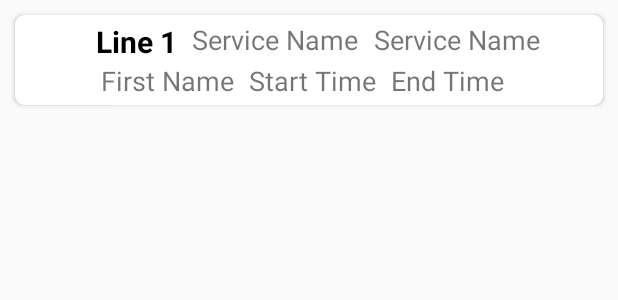
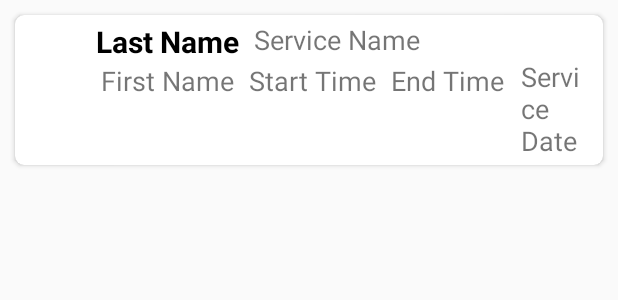
Before and after one commit to Nikitich2033/NAL_Android_, an Android app: the layout appointment_item.xml on its own in the app's theme, with its tools: preview values and no code run, on a phone screen of 412 x 824 dp. Shown: the top 300 px of the screen. Run offline under Robolectric (Android 15) with nearby library versions, the phone set to English and light mode, and no system bars.

Commit message:
Get Future Appointments

```diff
--- a/app/src/main/java/showUserAppointments/AppointmentsListAdapter.java
+++ b/app/src/main/java/showUserAppointments/AppointmentsListAdapter.java
@@ -60,7 +60,7 @@ public class AppointmentsListAdapter extends RecyclerView.Adapter<AppointmentsLi
     public void onBindViewHolder(@NonNull AppointmentsViewHolder holder, int position) {
         AppointmentObject currentAppointment = AppointmentsList.get(position);
 
-        holder.SalonLogo.setImageResource(currentAppointment.getSalonLogo());
+        holder.SalonLogo.setImageResource(R.drawable.ic_subject);
         holder.FirstName.setText(currentAppointment.getUserFirst());
         holder.LastName.setText(currentAppointment.getUserLast());
         holder.ServiceName.setText(currentAppointment.getServiceName());
--- a/app/src/main/res/layout/appointment_item.xml
+++ b/app/src/main/res/layout/appointment_item.xml
@@ -24,7 +24,7 @@
             android:id="@+id/AppointmentLastName"
             android:layout_width="wrap_content"
             android:layout_height="wrap_content"
-            android:text="Line 1"
+            android:text="@string/last_name"
             android:textColor="@android:color/black"
             android:textSize="20sp"
             android:textStyle="bold"
@@ -42,7 +42,7 @@
             android:layout_marginStart="3dp"
 
             android:layout_toEndOf="@id/SalonImage"
-            android:text="First Name"
+            android:text="@string/first_name"
             android:textSize="18sp">
 
         </TextView>
@@ -53,7 +53,7 @@
             android:layout_height="wrap_content"
             android:layout_marginStart="10dp"
             android:layout_toEndOf="@id/AppointmentLastName"
-            android:text="Service Name"
+            android:text="@string/service_name"
             android:textSize="18sp">
 
         </TextView>
@@ -62,9 +62,10 @@
             android:id="@+id/AppointmentDate"
             android:layout_width="wrap_content"
             android:layout_height="wrap_content"
-            android:layout_marginStart="10dp"
-            android:layout_toEndOf="@id/AppointmentServiceName"
-            android:text="Service Name"
+            android:layout_marginStart="11dp"
+            android:layout_below="@id/AppointmentServiceName"
+            android:layout_toEndOf="@id/AppointmentEndTime"
+            android:text="@string/service_date"
             android:textSize="18sp">
 
         </TextView>
@@ -77,7 +78,7 @@
             android:layout_marginStart="10dp"
 
             android:layout_toEndOf="@id/AppointmentFirstName"
-            android:text="Start Time"
+            android:text="@string/start_time"
             android:textSize="18sp">
 
         </TextView>
@@ -89,7 +90,7 @@
             android:layout_marginStart="10dp"
 
             android:layout_toEndOf="@id/AppointmentStartTime"
-            android:text="End Time"
+            android:text="@string/end_time"
             android:textSize="18sp">
 
         </TextView>
--- a/app/src/main/res/values/strings.xml
+++ b/app/src/main/res/values/strings.xml
@@ -121,5 +121,11 @@
     <string name="app_logo">App Logo</string>
     <string name="future_appointments">Предстоящие приемы</string>
     <string name="appointments_history">История приемов</string>
+    <string name="service_date">Service Date</string>
+    <string name="service_name">Service Name</string>
+    <string name="start_time">Start Time</string>
+    <string name="end_time">End Time</string>
+    <string name="first_name">First Name</string>
+    <string name="last_name">Last Name</string>
 
 </resources>
```
Also changed, not shown: app/src/main/java/mySQLInteractions/sqlInteractions.java (+16 -10 lines), app/src/main/java/showUserAppointments/PersonalAppointmentsList.java (+41 -14 lines), app/src/main/java/showUserAppointments/SeeMyAppointments.java (+3 -4 lines), app/src/main/res/layout/activity_personal_appointments_list.xml (+12 -3 lines).
